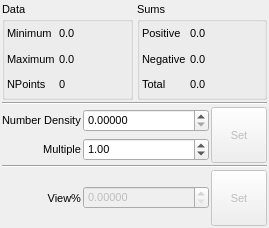
Above: src/gui/popupgridset.ui from trisyoungs/aten before the change. Below: the same form after it.
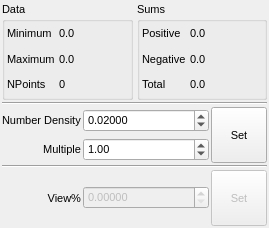
That is the form after the change. Custom widgets are drawn as their Qt base class.

What changed in the file:
```diff
--- a/src/gui/popupgridset.ui
+++ b/src/gui/popupgridset.ui
@@ -196,7 +196,7 @@
      <item row="0" column="2" rowspan="2">
       <widget class="QToolButton" name="SetDensityMultipleButton">
        <property name="enabled">
-        <bool>false</bool>
+        <bool>true</bool>
        </property>
        <property name="minimumSize">
         <size>
@@ -277,6 +277,9 @@
        <property name="decimals">
         <number>5</number>
        </property>
+       <property name="value">
+        <double>0.020000000000000</double>
+       </property>
       </widget>
      </item>
      <item row="3" column="0" colspan="3">
```
